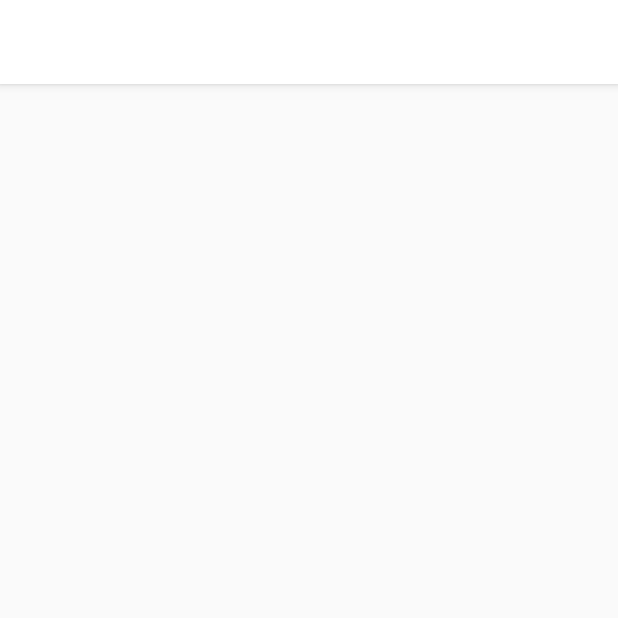
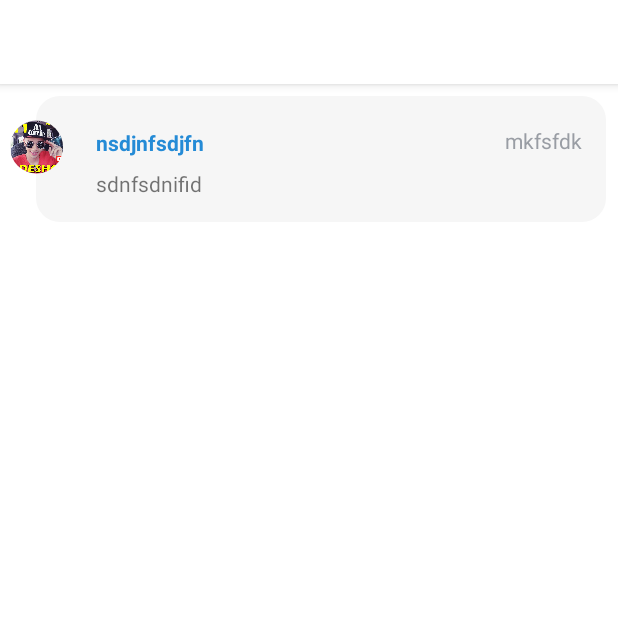
Before and after one commit to jamerson-macedo/RecyclerViewAnimado, an Android app: the screen it shows after launch (MainActivity), on a phone screen of 412 x 824 dp, the top half of it. Run offline under Robolectric (Android 15) with nearby library versions, the phone set to English and light mode, and no system bars; our stand-ins replace CircleImageView.

Commit message:
correção no construtor

```diff
--- a/app/build.gradle
+++ b/app/build.gradle
@@ -26,4 +26,6 @@ dependencies {
     androidTestImplementation 'com.android.support.test:runner:1.0.2'
     androidTestImplementation 'com.android.support.test.espresso:espresso-core:3.0.2'
     implementation 'com.android.support:recyclerview-v7:28.0.0'
+    implementation 'de.hdodenhof:circleimageview:3.0.0'
+
 }
--- a/app/src/main/java/com/organizze/jmdevelopers/recyclerviewanimado/Item.java
+++ b/app/src/main/java/com/organizze/jmdevelopers/recyclerviewanimado/Item.java
@@ -15,10 +15,11 @@ public class Item {
         this.userfoto = userfoto;
     }
 
-    public Item(String conteudo, String titulo, String data) {
+    public Item(String conteudo, String titulo,String data,int foto) {
         this.conteudo = conteudo;
         this.titulo = titulo;
         this.data = data;
+        this.userfoto=foto;
     }
 
     public String getConteudo() {
--- a/app/src/main/java/com/organizze/jmdevelopers/recyclerviewanimado/ItemAdapter.java
+++ b/app/src/main/java/com/organizze/jmdevelopers/recyclerviewanimado/ItemAdapter.java
@@ -10,11 +10,19 @@ import android.widget.ImageView;
 import android.widget.TextView;
 
 import java.util.ArrayList;
+import java.util.List;
 import java.util.zip.Inflater;
+
+import de.hdodenhof.circleimageview.CircleImageView;
 
 public class ItemAdapter extends RecyclerView.Adapter<ItemAdapter.ItemViewHolder> {
     public Context mcontext;
     public ArrayList<Item> mlista;
+
+    public ItemAdapter(Context mcontext, ArrayList<Item> mlista) {
+        this.mcontext = mcontext;
+        this.mlista = mlista;
+    }
 
     @NonNull
     @Override
@@ -44,7 +52,7 @@ public class ItemAdapter extends RecyclerView.Adapter<ItemAdapter.ItemViewHolder
 
     public class ItemViewHolder extends RecyclerView.ViewHolder{
         // recuperar os ids
-        ImageView imagem_user;
+        CircleImageView imagem_user;
         TextView conteudo,data,titulo;
 
 
--- a/app/src/main/java/com/organizze/jmdevelopers/recyclerviewanimado/MainActivity.java
+++ b/app/src/main/java/com/organizze/jmdevelopers/recyclerviewanimado/MainActivity.java
@@ -10,7 +10,7 @@ import java.util.List;
 
 public class MainActivity extends AppCompatActivity {
     private RecyclerView recyclerView;
-    private List<Item> items;
+    private ArrayList<Item> items;
     private ItemAdapter adapter;
 
 
@@ -20,8 +20,14 @@ public class MainActivity extends AppCompatActivity {
         setContentView(R.layout.activity_main);
         recyclerView=findViewById(R.id.recyclerview);
         recyclerView.setHasFixedSize(true);
+
+        items=new ArrayList<>();
+
+        items.add(new Item("sdnfsdnifid","nsdjnfsdjfn","mkfsfdk",R.drawable.maxresdefault));
+        // adapter
+        adapter=new ItemAdapter(this,items);
+        recyclerView.setAdapter(adapter);
         recyclerView.setLayoutManager(new LinearLayoutManager(this));
-        items=new ArrayList<>();
 
     }
 }
--- a/app/src/main/res/layout/activity_main.xml
+++ b/app/src/main/res/layout/activity_main.xml
@@ -4,7 +4,8 @@
     xmlns:tools="http://schemas.android.com/tools"
     android:layout_width="match_parent"
     android:layout_height="match_parent"
-    tools:context=".MainActivity">
+    tools:context=".MainActivity"
+    android:background="#fff">
 
     <android.support.v7.widget.RecyclerView
         android:id="@+id/recyclerview"
--- a/app/src/main/res/layout/items_view.xml
+++ b/app/src/main/res/layout/items_view.xml
@@ -4,7 +4,8 @@
     xmlns:tools="http://schemas.android.com/tools"
     android:layout_width="match_parent"
     android:layout_height="wrap_content"
-    android:background="#fff">
+    android:background="#fff"
+    android:layout_marginTop="8dp">
 
     <RelativeLayout
         android:id="@+id/relativeLayout"
@@ -57,7 +58,9 @@
             android:textColor="@color/conteudo" />
     </RelativeLayout>
 
-    <ImageView
+
+    <de.hdodenhof.circleimageview.CircleImageView
+        xmlns:app="http://schemas.android.com/apk/res-auto"
         android:id="@+id/imagem_user"
         android:layout_width="35dp"
         android:layout_height="36dp"
@@ -69,5 +72,5 @@
         app:layout_constraintEnd_toStartOf="@+id/relativeLayout"
         app:layout_constraintStart_toStartOf="@+id/relativeLayout"
         app:layout_constraintTop_toTopOf="@+id/relativeLayout"
-        app:srcCompat="@mipmap/ic_launcher" />
+        app:srcCompat="@mipmap/ic_launcher"/>
 </android.support.constraint.ConstraintLayout>
```
Also changed, not shown: app/src/main/res/drawable/maxresdefault.jpg (added).
